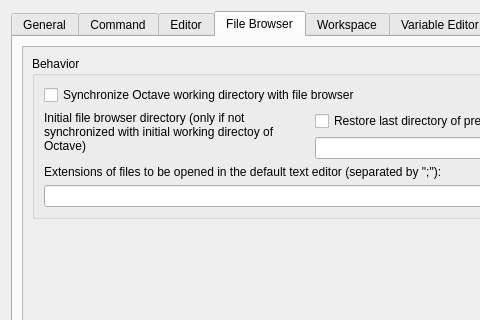
Before: the Qt Designer form libgui/src/settings-dialog.ui in ctaggart/octave, drawn with Qt 5; both pictures show x 0 to 480 and y 0 to 320 of the 700 by 673 pixel window.
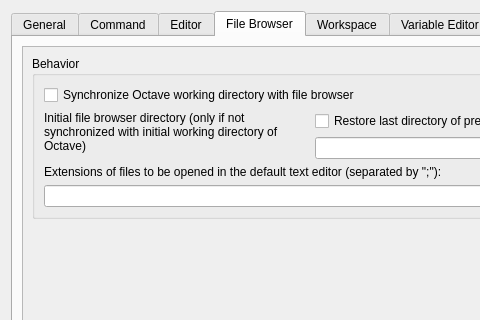
After: the same form once the commit is applied. The open tabs and pages were chosen to show the change.

```diff
--- a/libgui/src/settings-dialog.ui
+++ b/libgui/src/settings-dialog.ui
@@ -2217,7 +2217,7 @@
                   <item row="0" column="0">
                    <widget class="QLabel" name="lbl_file_browser_dir">
                     <property name="text">
-                     <string>Initial file browser directory (only if not synchronized with initial working directoy of Octave)</string>
+                     <string>Initial file browser directory (only if not synchronized with initial working directory of Octave)</string>
                     </property>
                     <property name="alignment">
                      <set>Qt::AlignLeading|Qt::AlignLeft|Qt::AlignTop</set>
```
Left out of the diff: 2 changed lines with no effect on the pictures.
